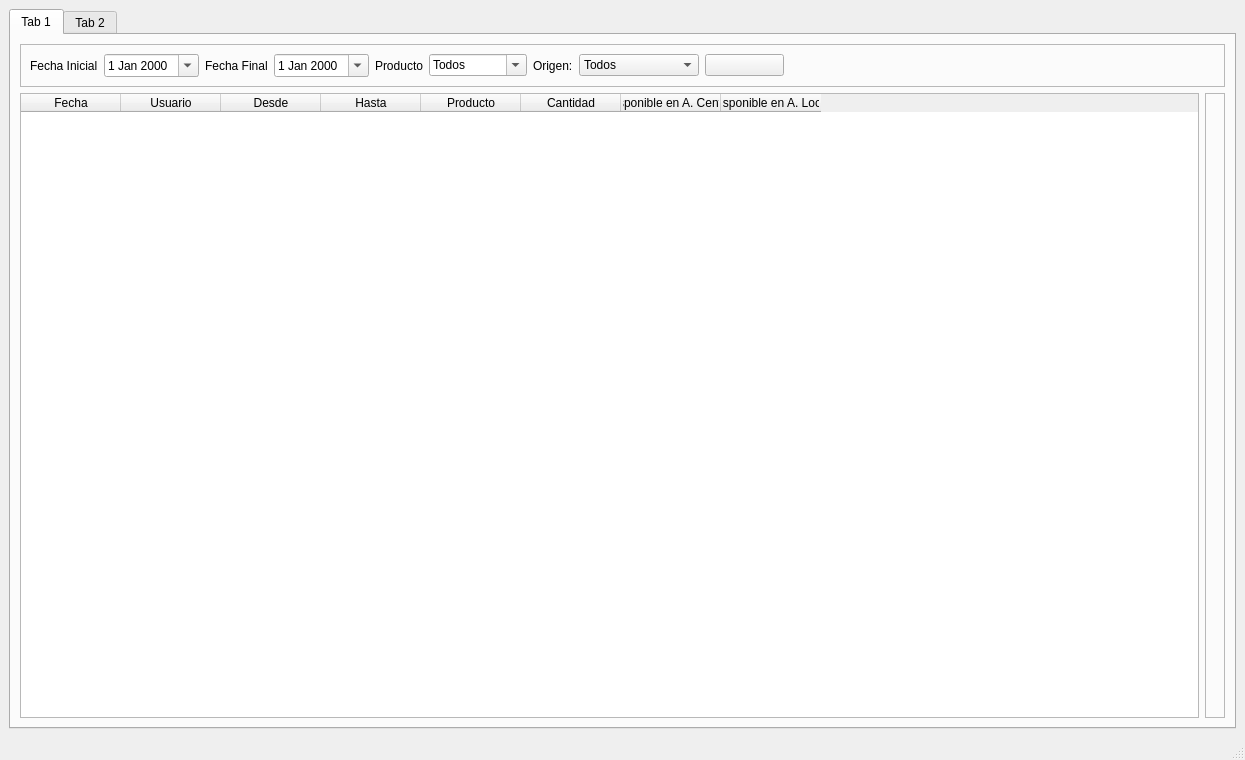
yordanlp/RumbaBurger, file RumbaBurger/form_transacciones.ui: the form before one commit.
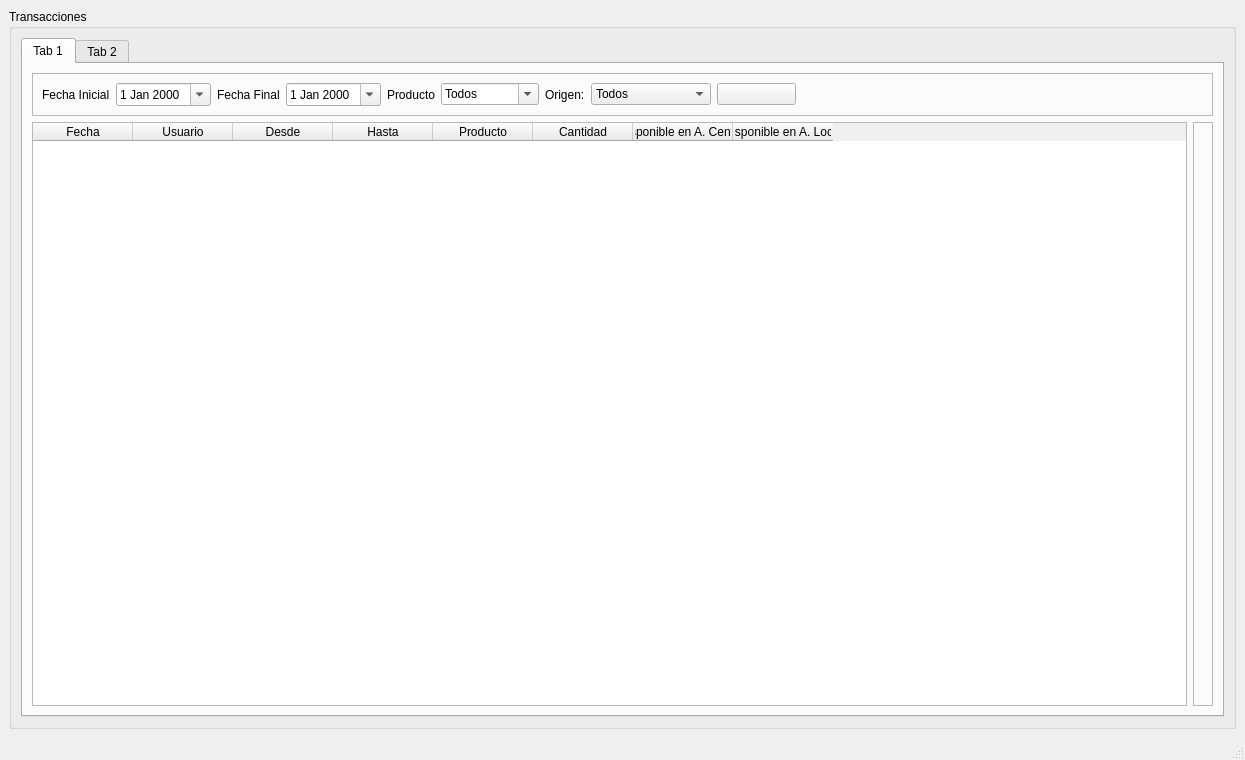
The form after the commit. Icons and pictures are not drawn.

Diff of the .ui file:
```diff
--- a/RumbaBurger/form_transacciones.ui
+++ b/RumbaBurger/form_transacciones.ui
@@ -16,6 +16,12 @@
   <widget class="QWidget" name="centralwidget">
    <layout class="QGridLayout" name="gridLayout">
     <item row="0" column="0">
+     <widget class="QGroupBox" name="groupBox">
+      <property name="title">
+       <string>Transacciones</string>
+      </property>
+      <layout class="QGridLayout" name="gridLayout_9">
+       <item row="0" column="0">
      <widget class="QTabWidget" name="tabWidget">
       <property name="currentIndex">
        <number>0</number>
@@ -485,6 +491,9 @@
         </item>
        </layout>
       </widget>
+        </widget>
+       </item>
+      </layout>
      </widget>
     </item>
    </layout>
```
Left out of the diff: 6 changed lines with no effect on the pictures. Lines whose indentation alone changed are shown as unchanged.
